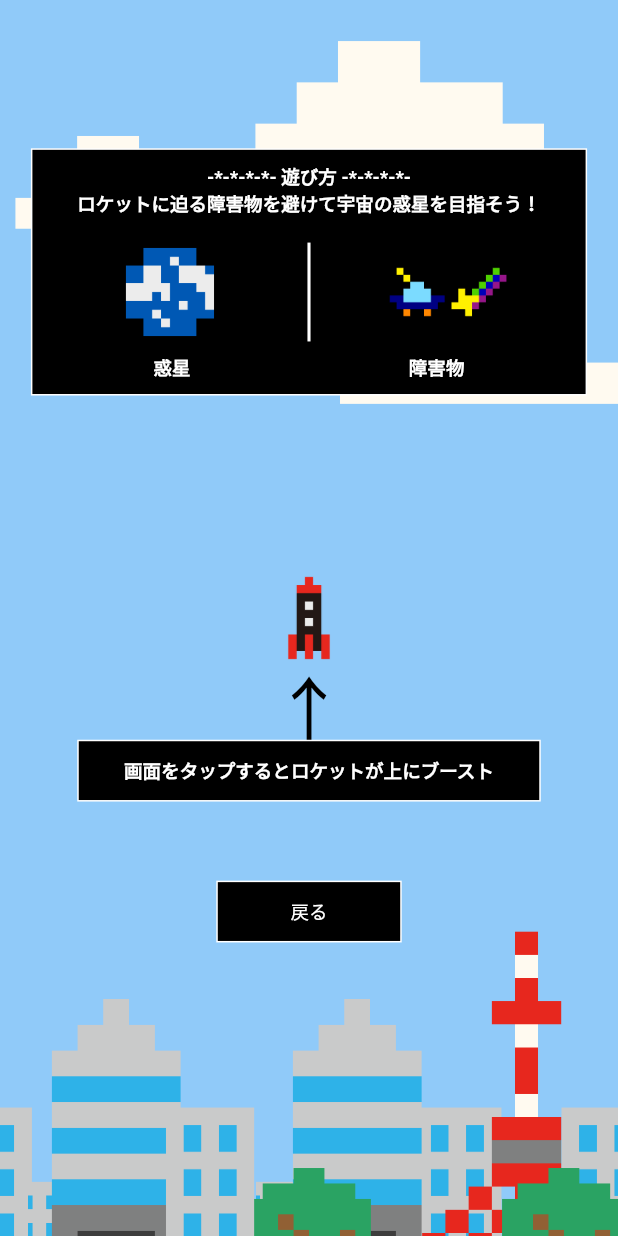
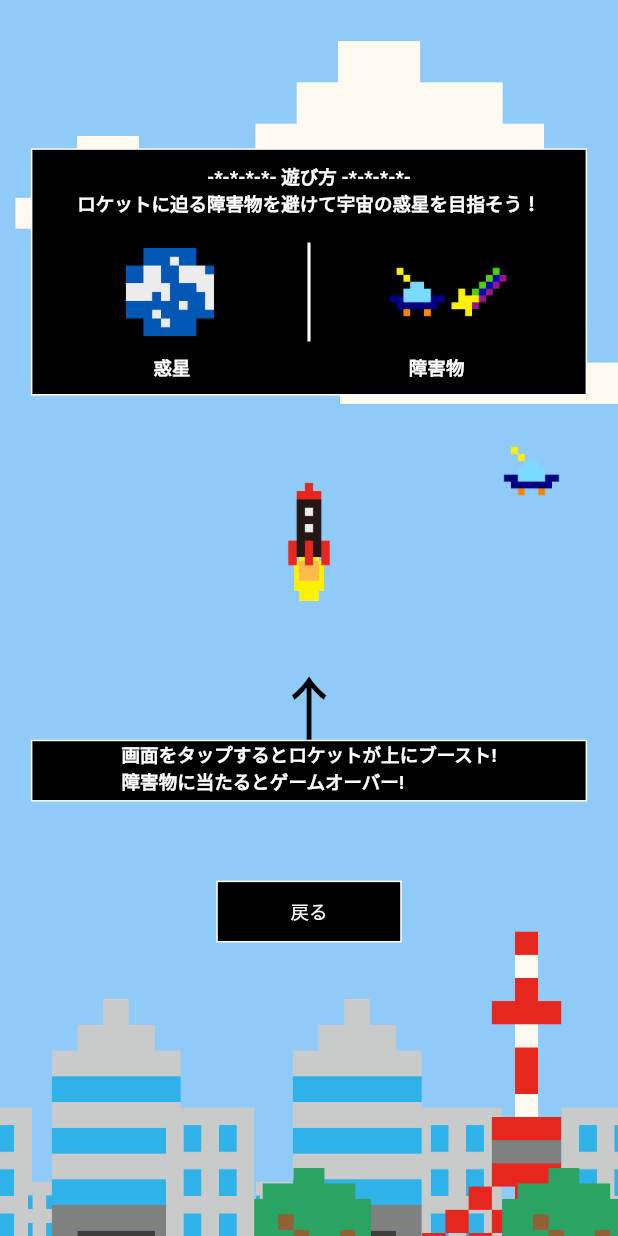
Before and after one commit to yuto90/new_rocket, a Flutter app: the screen it shows after launch, after a tap on "遊び方", on a phone screen of 412 x 824 dp. Run offline on Flutter 3.47's test engine with Material 2 defaults, Android fonts, the light colour scheme and no system bars; drawn by our look-alikes of google_mobile_ads; our stand-ins replace flutter_dotenv, google_fonts, shared_preferences; network calls fail.

Commit message:
how画面で常時デモ画面をアニメーション化, ゲームオーバー説明を追加

```diff
--- a/lib/mainpage.dart
+++ b/lib/mainpage.dart
@@ -189,7 +189,7 @@ class MainPage extends StatelessWidget {
                     ? Align(
                         // ロケットの初期位置
                         alignment: Alignment(0, model.rocketYaxis),
-                        child: model.display == 'game_over'
+                        child: model.display == 'game_over' || model.explosion
                             ? Explosion()
                             : MyRocket(boostFlg: model.boost),
                       )
--- a/lib/mainpage_model.dart
+++ b/lib/mainpage_model.dart
@@ -140,6 +140,9 @@ class MainPageModel extends ChangeNotifier {
   /// ブーストフラグ
   bool boost = false;
 
+  /// ロケット爆発フラグ
+  bool explosion = false;
+
   /// 広告バナー
   late BannerAd myBanner;
 
@@ -209,9 +212,9 @@ class MainPageModel extends ChangeNotifier {
   /// オブジェクト位置リセット用の乱数を生成
   double randomDouble(double coefficient, String direction) {
     if (direction == 'minus') {
-      return (Random().nextDouble() + 1) * coefficient;
+      return (Random().nextDouble() + 1.5) * coefficient;
     } else {
-      return ((Random().nextDouble() * -1) - 1) * coefficient;
+      return (-(Random().nextDouble()) - 1.5) * coefficient;
     }
   }
 
@@ -241,41 +244,76 @@ class MainPageModel extends ChangeNotifier {
     notifyListeners();
   }
 
-  // ゲーム進行時に画面タップした時
-  void move() {
-    // how画面から飛んでる状態でtop画面、ready画面に繊維時はmoveさせない
-    if (display != 'top' && display != 'ready') {
-      time = 0;
-      initialHeight = rocketYaxis;
-
-      // 1秒だけターボエフェクトを表示
+  // ブーストエフェクトを表示
+  void boostEffect() {
+    if (!boost) {
       boost = true;
       Future.delayed(Duration(seconds: 1), () {
         boost = false;
-        notifyListeners();
       });
+    }
+  }
 
-      notifyListeners();
-    }
+  // ゲーム進行時に画面タップした時ジャンプさせる
+  void move() {
+    time = 0;
+    initialHeight = rocketYaxis;
+    boostEffect();
+    notifyListeners();
+  }
+
+  /// 重力計算の数式
+  void gravity() {
+    height = -4.5 * time * time + 0.2 + time;
+    rocketYaxis = initialHeight - height;
   }
 
   // how画面にデモ動作を実行させる
   void howDemoMove() {
     gameHasStarted = true;
-    move();
-
     Timer.periodic(Duration(milliseconds: 10), (timer) {
       time += 0.005;
-      height = -4.5 * time * time + 0.2 + time;
-      rocketYaxis = initialHeight - height;
+      gravity();
+      boostEffect();
+      // UFOが画面外に出た時にリスポーンさせる-----------------------------------------------
+      double change =
+          (ufoStatus['ufo_025']['direction'] == 'minus') ? -0.01 : 0.01;
+      ufoStatus['ufo_025']['x'] += change;
+
+      if ((change < 0 && ufoStatus['ufo_025']['x'] < -1.2) ||
+          (change > 0 && ufoStatus['ufo_025']['x'] > 1.2)) {
+        ufoStatus['ufo_025']['direction'] = randomDirection();
+        ufoStatus['ufo_025']['x'] =
+            randomDouble(level, ufoStatus['ufo_025']['direction']);
+      }
+
+      if ((ufoStatus['ufo_025']['x'] <= 0.1 &&
+              ufoStatus['ufo_025']['x'] >= -0.1) &&
+          (rocketYaxis <= ufoStatus['ufo_025']['outZone']['start'] &&
+              rocketYaxis >= ufoStatus['ufo_025']['outZone']['end'])) {
+        //
+        timer.cancel();
+        explosion = true;
+        // 1秒だけ爆発エフェクトを表示してその後に再帰処理で再開
+        Future.delayed(Duration(seconds: 1), () {
+          explosion = false;
+          resetPosition();
+          gameHasStarted = false;
+          howDemoMove();
+        });
+      }
 
       if (rocketYaxis > 0) {
-        timer.cancel();
-        gameHasStarted = false;
         rocketYaxis = 0;
         time = 0;
         height = 0;
         initialHeight = 0;
+      }
+      // 戻るボタンを押された時
+      if (!gameHasStarted) {
+        timer.cancel();
+        boost = false;
+        resetPosition();
       }
       notifyListeners();
     });
@@ -286,8 +324,6 @@ class MainPageModel extends ChangeNotifier {
       move();
     } else if (display == 'ready') {
       startGame();
-    } else if (display == 'how') {
-      howDemoMove();
     }
   }
 
@@ -299,8 +335,7 @@ class MainPageModel extends ChangeNotifier {
       Duration(milliseconds: 10),
       (timer) {
         time += 0.005;
-        height = -4.5 * time * time + 0.2 + time;
-        rocketYaxis = initialHeight - height;
+        gravity();
 
         // 経過時間をカウントする用
         count += 10;
@@ -498,6 +533,7 @@ class MainPageModel extends ChangeNotifier {
     notifyListeners();
   }
 
+  /// プレイ中時間に応じて背景の色を変えるロジック
   Color? backgroundColor() {
     final hour = DateTime.now().hour;
 
--- a/lib/mode/how/how.dart
+++ b/lib/mode/how/how.dart
@@ -115,10 +115,13 @@ class How extends StatelessWidget {
                     color: Colors.black,
                   ),
                   height: SizeConfig.blockSizeVertical! * 5,
-                  width: SizeConfig.blockSizeHorizontal! * 75,
+                  width: SizeConfig.blockSizeHorizontal! * 90,
                   child: Center(
                     child: Text(
-                      '画面をタップするとロケットが上にブースト',
+                      '''
+画面をタップするとロケットが上にブースト!
+障害物に当たるとゲームオーバー!
+                      ''',
                       style: TextStyle(
                         fontSize: SizeConfig.blockSizeVertical! * 1.5,
                         fontWeight: FontWeight.bold,
@@ -142,6 +145,7 @@ class How extends StatelessWidget {
                   child: OutlinedButton(
                     onPressed: () {
                       model.switchDisplay('top');
+                      model.gameHasStarted = false;
                     },
                     child: Text(
                       '戻る',
--- a/lib/mode/top/top.dart
+++ b/lib/mode/top/top.dart
@@ -153,6 +153,7 @@ class Top extends StatelessWidget {
                   child: OutlinedButton(
                     onPressed: () {
                       model.switchDisplay('how');
+                      model.howDemoMove();
                     },
                     child: Text(
                       '遊び方',
```
